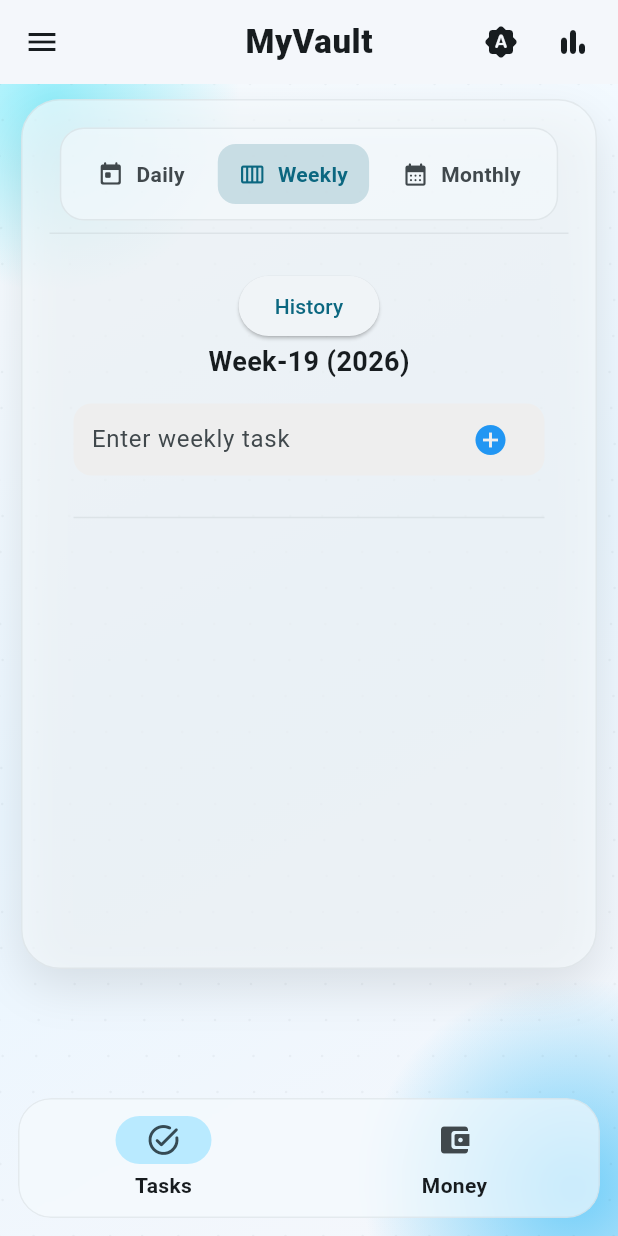
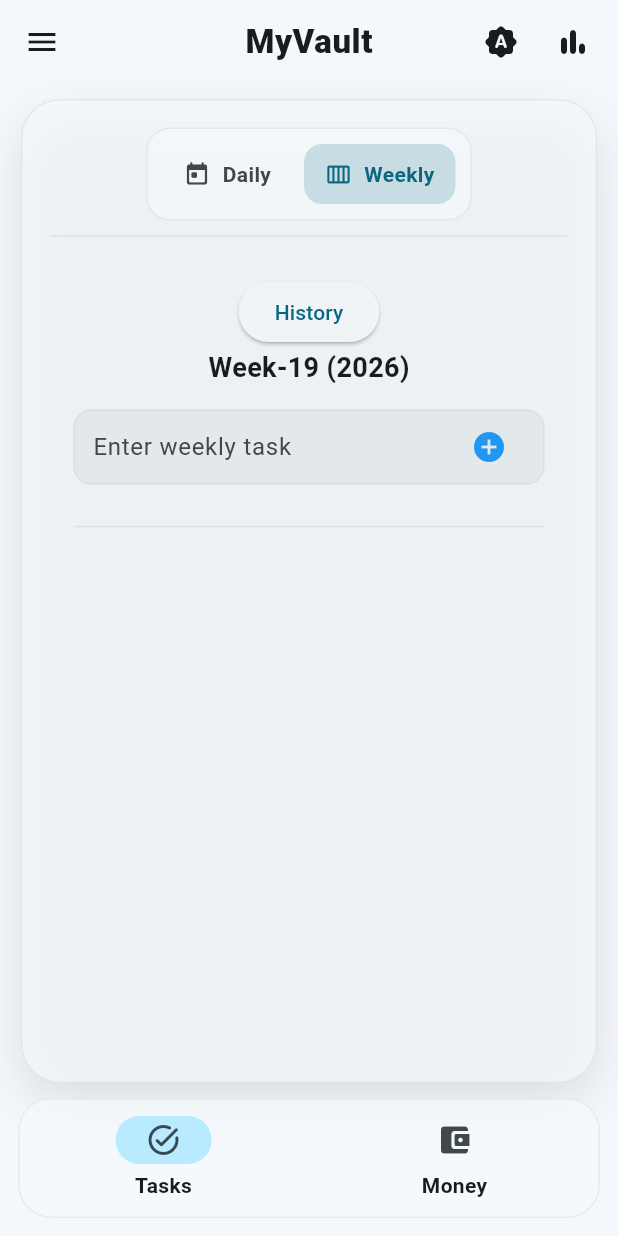
Before and after one commit to aj-aditya19/MyVault, a Flutter app: the screen it shows after launch, after a tap on "Weekly", on a phone screen of 412 x 824 dp. Run offline on Flutter 3.47's test engine with Material 3 defaults, Android fonts, the phone set to English and light mode, and no system bars; missing offline and left inert: encrypt.

Commit message:
Major fixes

```diff
--- a/lib/Other/textured_background.dart
+++ /dev/null
@@ -1,150 +0,0 @@
-import 'dart:math' as math;
-
-import 'package:flutter/material.dart';
-
-class TexturedBackground extends StatefulWidget {
-  final Widget child;
-
-  const TexturedBackground({super.key, required this.child});
-
-  @override
-  State<TexturedBackground> createState() => _TexturedBackgroundState();
-}
-
-class _TexturedBackgroundState extends State<TexturedBackground>
-    with SingleTickerProviderStateMixin {
-  late final AnimationController _controller;
-
-  @override
-  void initState() {
-    super.initState();
-    _controller = AnimationController(
-      vsync: this,
-      duration: const Duration(seconds: 18),
-    )..repeat(reverse: true);
-  }
-
-  @override
-  void dispose() {
-    _controller.dispose();
-    super.dispose();
-  }
-
-  @override
-  Widget build(BuildContext context) {
-    final isDark = Theme.of(context).brightness == Brightness.dark;
-
-    return AnimatedBuilder(
-      animation: _controller,
-      builder: (context, _) {
-        final drift = (_controller.value - 0.5) * 30;
-
-        return DecoratedBox(
-          decoration: BoxDecoration(
-            gradient: LinearGradient(
-              begin: Alignment.topLeft,
-              end: Alignment.bottomRight,
-              colors: isDark
-                  ? const [
-                      Color(0xFF0B1220),
-                      Color(0xFF121A2C),
-                      Color(0xFF0F172A),
-                    ]
-                  : const [
-                      Color(0xFFF9FCFF),
-                      Color(0xFFEAF6FF),
-                      Color(0xFFF6F7FB),
-                    ],
-            ),
-          ),
-          child: Stack(
-            children: [
-              Positioned(
-                top: -120 + drift,
-                left: -90,
-                child: _AuraOrb(
-                  size: 250,
-                  color: isDark
-                      ? const Color(0xFF06B6D4)
-                      : const Color(0xFF67E8F9),
-                ),
-              ),
-              Positioned(
-                right: -110,
-                bottom: -100 - drift,
-                child: _AuraOrb(
-                  size: 280,
-                  color: isDark
-                      ? const Color(0xFF22D3EE)
-                      : const Color(0xFF38BDF8),
-                ),
-              ),
-              Positioned.fill(
-                child: IgnorePointer(
-                  child: CustomPaint(
-                    painter: _NoisePatternPainter(
-                      color: isDark
-                          ? Colors.white.withValues(alpha: 0.04)
-                          : const Color(0xFF1E293B).withValues(alpha: 0.045),
-                    ),
-                  ),
-                ),
-              ),
-              widget.child,
-            ],
-          ),
-        );
-      },
-    );
-  }
-}
-
-class _AuraOrb extends StatelessWidget {
-  final double size;
-  final Color color;
-
-  const _AuraOrb({required this.size, required this.color});
-
-  @override
-  Widget build(BuildContext context) {
-    return Container(
-      width: size,
-      height: size,
-      decoration: BoxDecoration(
-        shape: BoxShape.circle,
-        gradient: RadialGradient(
-          colors: [color.withValues(alpha: 0.7), color.withValues(alpha: 0.0)],
-          stops: const [0.0, 1.0],
-        ),
-      ),
-    );
-  }
-}
-
-class _NoisePatternPainter extends CustomPainter {
-  final Color color;
-
-  _NoisePatternPainter({required this.color});
-
-  @override
-  void paint(Canvas canvas, Size size) {
-    final paint = Paint()
-      ..style = PaintingStyle.fill
-      ..color = color;
-
-    const spacing = 24.0;
-    const radius = 0.85;
-
-    for (double y = 0; y <= size.height; y += spacing) {
-      for (double x = 0; x <= size.width; x += spacing) {
-        final offset = math.sin((x + y) * 0.07) * 1.8;
-        canvas.drawCircle(Offset(x + offset, y), radius, paint);
-      }
-    }
-  }
-
-  @override
-  bool shouldRepaint(covariant _NoisePatternPainter oldDelegate) {
-    return oldDelegate.color != color;
-  }
-}
--- a/lib/Screens/Task/daily.dart
+++ b/lib/Screens/Task/daily.dart
@@ -150,11 +150,11 @@ class _DailyTaskState extends State<DailyTask> {
     final scheme = Theme.of(context).colorScheme;
 
     return Padding(
-      padding: const EdgeInsets.all(16),
+      padding: const EdgeInsets.all(4),
       child: Column(
         children: [
           Wrap(
-            spacing: 8,
+            spacing: 14,
             runSpacing: 8,
             alignment: WrapAlignment.center,
             children: [
@@ -280,7 +280,7 @@ class TaskTile extends StatelessWidget {
     return GestureDetector(
       onTap: onTap,
       child: Container(
-        margin: const EdgeInsets.only(bottom: 12),
+        margin: const EdgeInsets.only(bottom: 7),
         padding: const EdgeInsets.all(14),
         decoration: BoxDecoration(
           color: isDone
--- a/lib/Screens/Task/monthly.dart
+++ /dev/null
@@ -1,39 +0,0 @@
-import 'package:flutter/material.dart';
-
-class MonthlyTask extends StatefulWidget {
-  const MonthlyTask({super.key});
-
-  @override
-  State<MonthlyTask> createState() => _MonthlyTaskState();
-}
-
-class _MonthlyTaskState extends State<MonthlyTask> {
-  @override
-  Widget build(BuildContext context) {
-    return Center(
-      child: Container(
-        height: 150,
-        width: 200,
-        padding: EdgeInsets.all(20),
-        decoration: BoxDecoration(
-          color: const Color.fromARGB(255, 208, 208, 208),
-          border: Border.all(
-            width: 2,
-            color: Color.fromARGB(255, 208, 208, 208),
-          ),
-          borderRadius: BorderRadius.all(Radius.circular(20)),
-        ),
-        child: Column(
-          mainAxisAlignment: MainAxisAlignment.spaceAround,
-          children: [
-            Icon(Icons.warning_amber_rounded, size: 35),
-            Text(
-              "Monthly Task\nComing Soon",
-              style: TextStyle(fontSize: 17, fontWeight: FontWeight.w600),
-            ),
-          ],
-        ),
-      ),
-    );
-  }
-}
--- a/lib/Screens/Task/taskhome_screen.dart
+++ b/lib/Screens/Task/taskhome_screen.dart
@@ -1,6 +1,5 @@
 import 'package:app/Other/section_tabs.dart';
 import 'package:app/Screens/Task/daily.dart';
-import 'package:app/Screens/Task/monthly.dart';
 import 'package:app/Screens/Task/weekly.dart';
 import 'package:flutter/material.dart';
 
@@ -14,11 +13,7 @@ class Taskhome extends StatefulWidget {
 class _TaskhomeState extends State<Taskhome> {
   int selectedIndex = 0;
 
-  late final List<Widget> taskScreens = const [
-    DailyTask(),
-    WeeklyTask(),
-    MonthlyTask(),
-  ];
+  late final List<Widget> taskScreens = const [DailyTask(), WeeklyTask()];
 
   @override
   Widget build(BuildContext context) {
@@ -27,11 +22,10 @@ class _TaskhomeState extends State<Taskhome> {
       child: Column(
         children: [
           SectionTabs(
-            labels: const ["Daily", "Weekly", "Monthly"],
+            labels: const ["Daily", "Weekly"],
             icons: const [
               Icons.today_rounded,
               Icons.calendar_view_week_rounded,
-              Icons.calendar_month_rounded,
             ],
             selectedIndex: selectedIndex,
             onChanged: (index) {
@@ -40,9 +34,9 @@ class _TaskhomeState extends State<Taskhome> {
               });
             },
           ),
-          const SizedBox(height: 8),
+          const SizedBox(height: 10),
           const Divider(height: 1),
-          const SizedBox(height: 8),
+          const SizedBox(height: 10),
           Expanded(
             child: AnimatedSwitcher(
               duration: const Duration(milliseconds: 280),
--- a/lib/Screens/Task/weekly.dart
+++ b/lib/Screens/Task/weekly.dart
@@ -162,6 +162,7 @@ class _WeeklyTaskState extends State<WeeklyTask> {
 
   @override
   Widget build(BuildContext context) {
+    final scheme = Theme.of(context).colorScheme;
     return Padding(
       padding: const EdgeInsets.all(16),
       child: Column(
@@ -185,8 +186,11 @@ class _WeeklyTaskState extends State<WeeklyTask> {
           Container(
             padding: const EdgeInsets.symmetric(horizontal: 12),
             decoration: BoxDecoration(
-              color: Colors.grey.shade200,
+              color: scheme.surfaceContainerHighest.withValues(alpha: 0.65),
               borderRadius: BorderRadius.circular(12),
+              border: Border.all(
+                color: scheme.outlineVariant.withValues(alpha: 0.30),
+              ),
             ),
             child: Row(
               children: [
--- a/lib/Screens/home_screen.dart
+++ b/lib/Screens/home_screen.dart
@@ -1,7 +1,6 @@
 import 'package:app/Other/AppBar.dart';
 import 'package:app/Other/Drawer.dart';
 import 'package:app/Other/NavigateBar.dart';
-import 'package:app/Other/textured_background.dart';
 import 'package:app/Screens/Money/moneyhome_screen.dart';
 import 'package:app/Screens/Task/taskhome_screen.dart';
 import 'package:flutter/material.dart';
@@ -27,7 +26,9 @@ class _HomeScreenState extends State<HomeScreen> {
 
   @override
   Widget build(BuildContext context) {
-    final isDark = Theme.of(context).brightness == Brightness.dark;
+    final isDark = Theme.of(context).brightness == Brightness.light
+        ? false
+        : true;
 
     return Scaffold(
       extendBody: true,
@@ -39,8 +40,7 @@ class _HomeScreenState extends State<HomeScreen> {
         themeMode: widget.themeMode,
         onThemeModeChanged: widget.onThemeModeChanged,
       ),
-      body: TexturedBackground(
-        child: SafeArea(
+      body: SafeArea(
         top: false,
         child: LayoutBuilder(
           builder: (context, constraints) {
@@ -51,13 +51,17 @@ class _HomeScreenState extends State<HomeScreen> {
             return Center(
               child: Container(
                 width: maxWidth,
-                  margin: const EdgeInsets.fromLTRB(14, 10, 14, 86),
+
+                // TAKES MAX POSSIBLE HEIGHT
+                height: double.infinity,
+
+                margin: const EdgeInsets.fromLTRB(14, 10, 14, 10),
                 padding: const EdgeInsets.all(10),
                 decoration: BoxDecoration(
                   borderRadius: BorderRadius.circular(26),
-                    color: Theme.of(context).colorScheme.surface.withValues(
-                      alpha: isDark ? 0.22 : 0.68,
-                    ),
+                  color: Theme.of(
+                    context,
+                  ).colorScheme.surface.withValues(alpha: isDark ? 0.22 : 0.68),
                   border: Border.all(
                     color: Theme.of(
                       context,
@@ -73,6 +77,7 @@ class _HomeScreenState extends State<HomeScreen> {
                     ),
                   ],
                 ),
+
                 child: AnimatedSwitcher(
                   duration: const Duration(milliseconds: 360),
                   switchInCurve: Curves.easeOutCubic,
@@ -87,7 +92,6 @@ class _HomeScreenState extends State<HomeScreen> {
           },
         ),
       ),
-      ),
       bottomNavigationBar: Navigatebar(
         currentIndex: selectedIndex,
         onTap: (index) {
```
Lines whose indentation alone changed are shown as unchanged.
